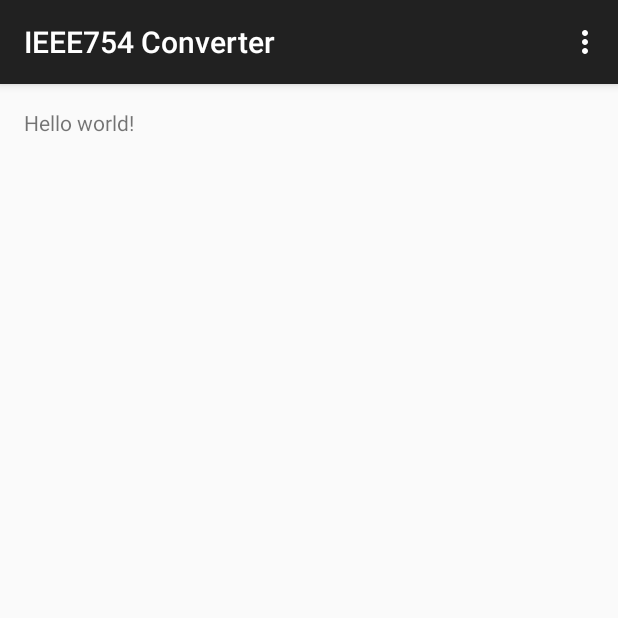
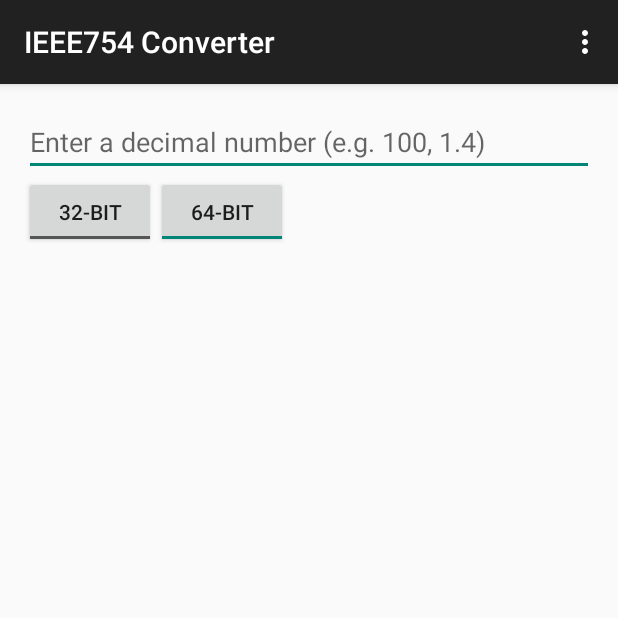
Before and after one commit to macalinao/IEEE754Converter, an Android app: the screen it shows after launch (MainActivity), in the options menu, after a tap on "Settings", on a phone screen of 412 x 824 dp, the top half of it. Run offline under Robolectric (Android 15) with nearby library versions, the phone set to English and light mode, and no system bars.

Commit message:
Add field for entering a number

```diff
--- a/app/src/main/java/pw/ian/ieee754converter/MainActivity.java
+++ b/app/src/main/java/pw/ian/ieee754converter/MainActivity.java
@@ -4,16 +4,45 @@ import android.support.v7.app.ActionBarActivity;
 import android.os.Bundle;
 import android.view.Menu;
 import android.view.MenuItem;
+import android.view.View;
+import android.widget.ToggleButton;
 
 
 public class MainActivity extends ActionBarActivity {
+     ToggleButton x32;
+     ToggleButton x64;
+     boolean is32Bit = true;
 
     @Override
     protected void onCreate(Bundle savedInstanceState) {
         super.onCreate(savedInstanceState);
         setContentView(R.layout.activity_main);
+
+        x32 = (ToggleButton) findViewById(R.id.x32);
+        x64 = (ToggleButton) findViewById(R.id.x64);
+        x32.setChecked(is32Bit);
+
+        x32.setOnClickListener(new View.OnClickListener() {
+            @Override
+            public void onClick(View v) {
+                set32Bit(true);
+            }
+        });
+        x64.setOnClickListener(new View.OnClickListener() {
+            @Override
+            public void onClick(View v) {
+                set32Bit(false);
+            }
+        });
     }
 
+    public void set32Bit(boolean value) {
+        final ToggleButton x32 = (ToggleButton) findViewById(R.id.x32);
+        final ToggleButton x64 = (ToggleButton) findViewById(R.id.x64);
+        x32.setChecked(value);
+        x64.setChecked(!value);
+        is32Bit = value;
+    }
 
     @Override
     public boolean onCreateOptionsMenu(Menu menu) {
--- a/app/src/main/res/layout/activity_main.xml
+++ b/app/src/main/res/layout/activity_main.xml
@@ -5,7 +5,45 @@
     android:paddingTop="@dimen/activity_vertical_margin"
     android:paddingBottom="@dimen/activity_vertical_margin" tools:context=".MainActivity">
 
-    <TextView android:text="@string/hello_world" android:layout_width="wrap_content"
-        android:layout_height="wrap_content" />
+    <ToggleButton
+        android:layout_width="wrap_content"
+        android:layout_height="wrap_content"
+        android:text="New ToggleButton"
+        android:id="@+id/x32"
+        android:checked="false"
+        android:enabled="true"
+        android:textOff="@string/x32"
+        android:textOn="@string/x32"
+        android:onClick="onBitsSelected"
+        android:layout_below="@+id/editText2"
+        android:layout_alignParentLeft="true"
+        android:layout_alignParentStart="true" />
+
+    <ToggleButton
+        android:layout_width="wrap_content"
+        android:layout_height="wrap_content"
+        android:text="New ToggleButton"
+        android:id="@+id/x64"
+        android:checked="false"
+        android:enabled="true"
+        android:textOff="@string/x64"
+        android:textOn="@string/x64"
+        android:onClick="onBitsSelected"
+        android:layout_below="@+id/editText2"
+        android:layout_toRightOf="@+id/x32"
+        android:layout_toEndOf="@+id/x32" />
+
+    <EditText
+        android:layout_width="wrap_content"
+        android:layout_height="wrap_content"
+        android:inputType="numberDecimal"
+        android:ems="10"
+        android:id="@+id/editText2"
+        android:layout_alignParentTop="true"
+        android:layout_alignParentLeft="true"
+        android:layout_alignParentStart="true"
+        android:layout_alignParentRight="true"
+        android:layout_alignParentEnd="true"
+        android:hint="@string/enter_number" />
 
 </RelativeLayout>
--- a/app/src/main/res/values/strings.xml
+++ b/app/src/main/res/values/strings.xml
@@ -3,4 +3,7 @@
 
     <string name="hello_world">Hello world!</string>
     <string name="action_settings">Settings</string>
+    <string name="enter_number">Enter a decimal number (e.g. 100, 1.4)</string>
+    <string name="x32">32-bit</string>
+    <string name="x64">64-bit</string>
 </resources>
```
Also changed, not shown: 1 other file.
